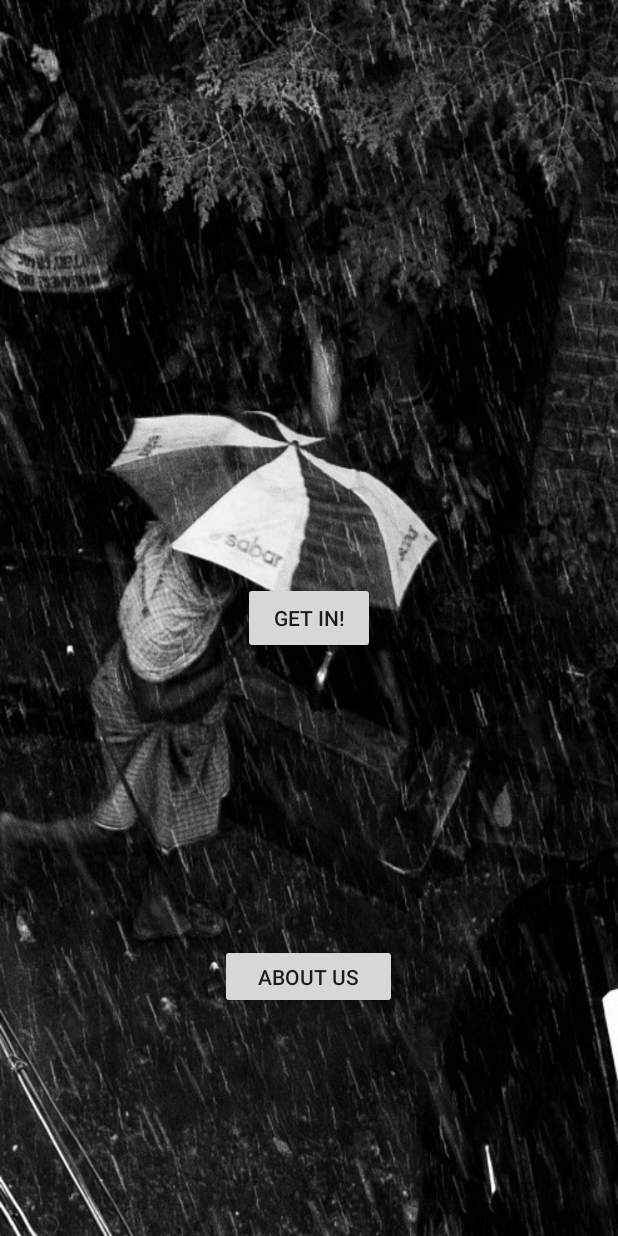
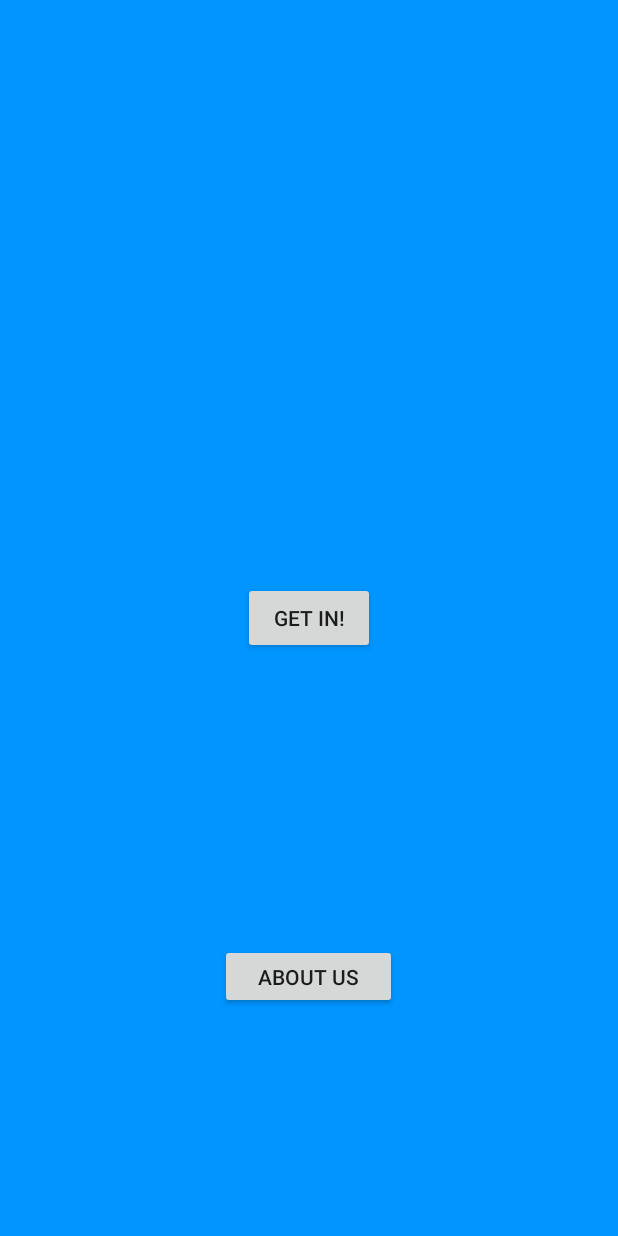
Before and after one commit to danger-ahead/Connect, an Android app: the screen it shows after launch (MainActivity), on a phone screen of 412 x 824 dp. Run offline under Robolectric (Android 15) with nearby library versions, the phone set to English and light mode, and no system bars.

Commit message:
background removed

```diff
--- a/app/src/main/res/layout/activity_main.xml
+++ b/app/src/main/res/layout/activity_main.xml
@@ -6,7 +6,7 @@
         android:layout_width="match_parent"
         android:layout_height="match_parent"
         tools:context=".MainActivity"
-        android:background="@drawable/background">
+        android:background="#0095ff">
 
     <Button
         android:id="@+id/button"
--- a/build.gradle
+++ b/build.gradle
@@ -7,6 +7,7 @@ buildscript {
     dependencies {
         classpath 'com.android.tools.build:gradle:4.1.1'
         classpath 'com.google.gms:google-services:4.3.4'
+       // implementation 'com.google.android.material:material:<version>'
 
         // NOTE: Do not place your application dependencies here; they belong
         // in the individual module build.gradle files
```
Also changed, not shown: app/src/main/res/drawable/background.jpg (deleted).
